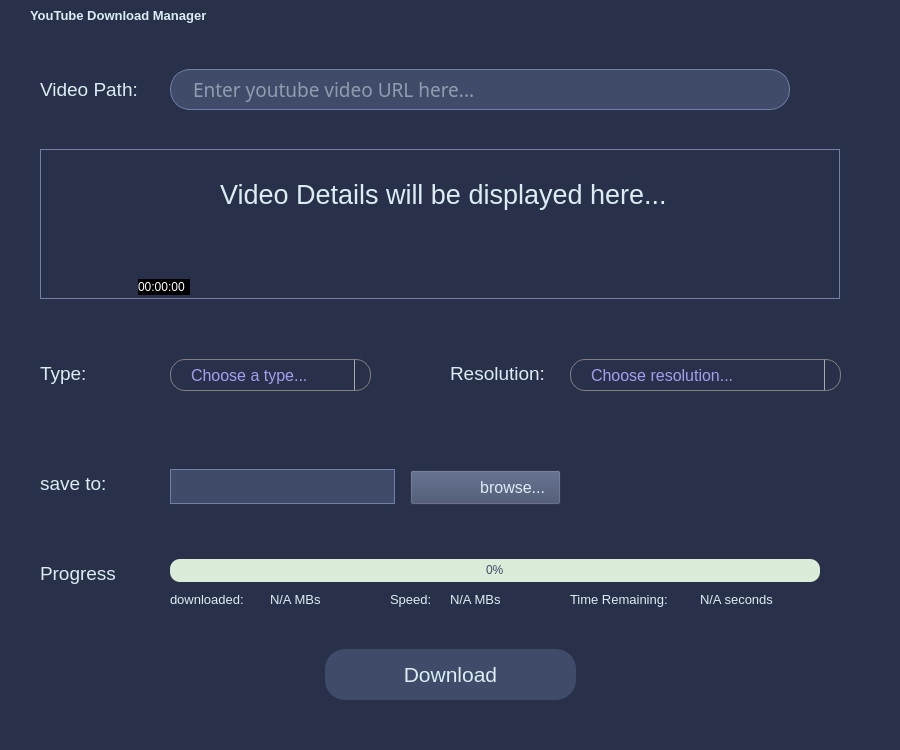
Above: youtube.ui from Ahmad-Hamdy/YouTube-Downloader before the change. Below: the same form after it.
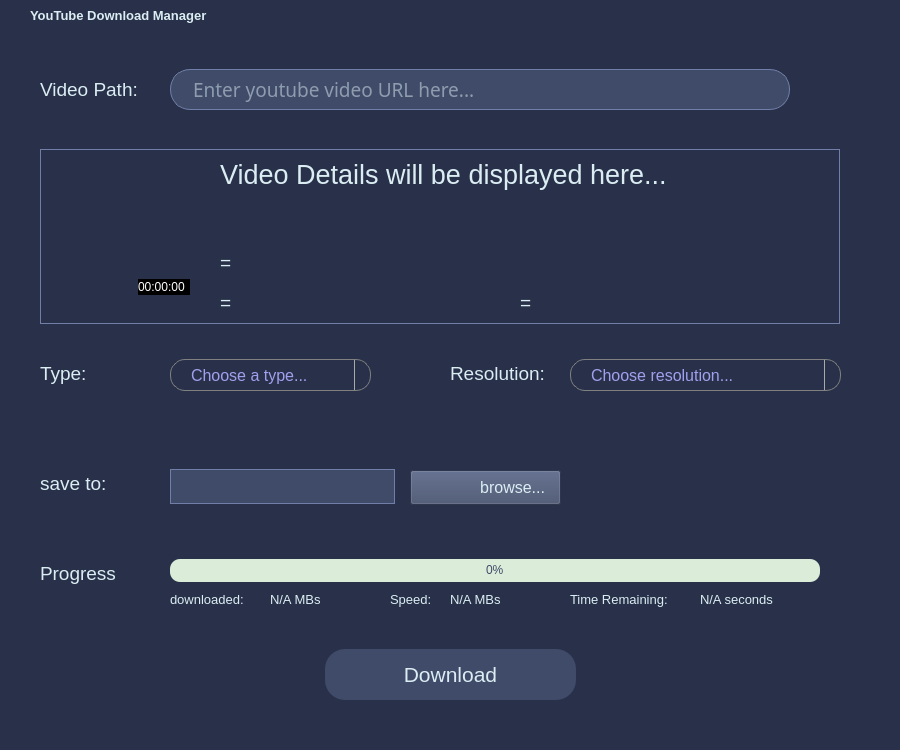
That is the form after the change. Icons and pictures are not drawn.

Commit message: extending features

What changed in the file:
```diff
--- a/youtube.ui
+++ b/youtube.ui
@@ -412,7 +412,7 @@
       <x>40</x>
       <y>149</y>
       <width>800</width>
-      <height>150</height>
+      <height>175</height>
      </rect>
     </property>
     <property name="frameShape">
@@ -426,8 +426,8 @@
       <rect>
        <x>1</x>
        <y>1</y>
-       <width>150</width>
-       <height>148</height>
+       <width>171</width>
+       <height>171</height>
       </rect>
      </property>
      <property name="text">
@@ -446,7 +446,7 @@
        <x>180</x>
        <y>10</y>
        <width>600</width>
-       <height>71</height>
+       <height>75</height>
       </rect>
      </property>
      <property name="font">
@@ -463,6 +463,9 @@
      <property name="scaledContents">
       <bool>false</bool>
      </property>
+     <property name="alignment">
+      <set>Qt::AlignLeading|Qt::AlignLeft|Qt::AlignTop</set>
+     </property>
      <property name="wordWrap">
       <bool>true</bool>
      </property>
@@ -474,7 +477,7 @@
      <property name="geometry">
       <rect>
        <x>180</x>
-       <y>85</y>
+       <y>100</y>
        <width>600</width>
        <height>28</height>
       </rect>
@@ -488,7 +491,7 @@
       <cursorShape>IBeamCursor</cursorShape>
      </property>
      <property name="text">
-      <string/>
+      <string>=</string>
      </property>
      <property name="textInteractionFlags">
       <set>Qt::LinksAccessibleByMouse|Qt::TextSelectableByMouse</set>
@@ -498,7 +501,7 @@
      <property name="geometry">
       <rect>
        <x>180</x>
-       <y>120</y>
+       <y>140</y>
        <width>301</width>
        <height>28</height>
       </rect>
@@ -512,7 +515,7 @@
       <cursorShape>IBeamCursor</cursorShape>
      </property>
      <property name="text">
-      <string/>
+      <string>=</string>
      </property>
      <property name="textInteractionFlags">
       <set>Qt::LinksAccessibleByMouse|Qt::TextSelectableByMouse</set>
@@ -539,7 +542,7 @@
      <property name="geometry">
       <rect>
        <x>480</x>
-       <y>120</y>
+       <y>140</y>
        <width>301</width>
        <height>28</height>
       </rect>
@@ -553,7 +556,7 @@
       <cursorShape>IBeamCursor</cursorShape>
      </property>
      <property name="text">
-      <string/>
+      <string>=</string>
      </property>
      <property name="textInteractionFlags">
       <set>Qt::LinksAccessibleByMouse|Qt::TextSelectableByMouse</set>
```
The commit also changes 1 other file.
